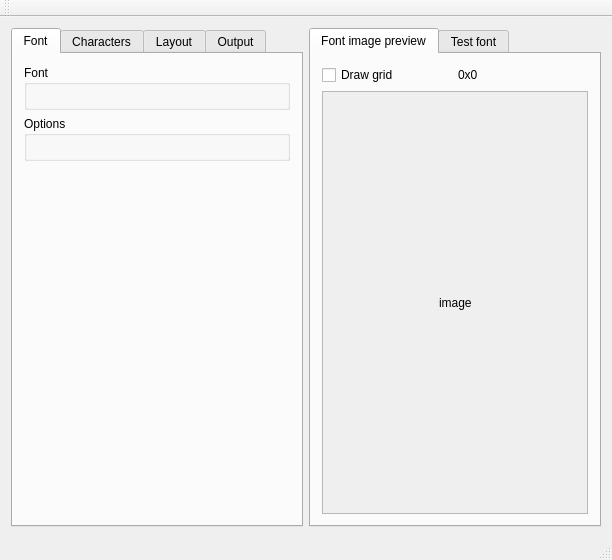
First picture: the form in fontbuilder.ui, repository andryblack/fontbuilder, before the edit.
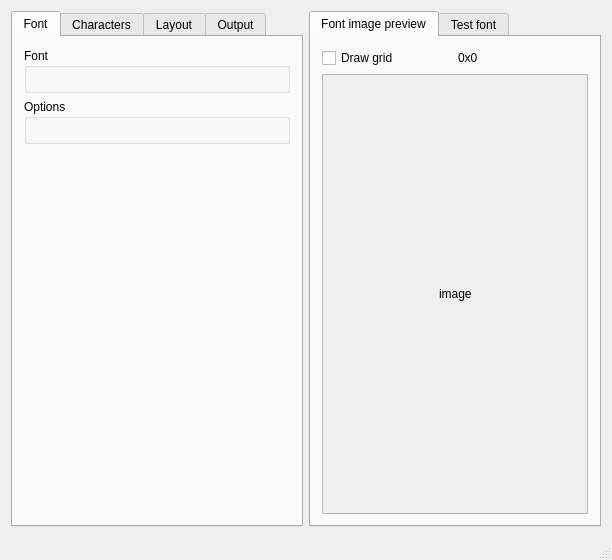
Second picture: the form after the edit. The open tabs and pages were chosen to show the change. Custom widgets are drawn as their Qt base class.

Commit message: remove useless

What changed in the file:
```diff
--- a/fontbuilder.ui
+++ b/fontbuilder.ui
@@ -203,8 +203,8 @@
             <rect>
              <x>0</x>
              <y>0</y>
-             <width>223</width>
-             <height>395</height>
+             <width>264</width>
+             <height>393</height>
             </rect>
            </property>
            <layout class="QGridLayout" name="gridLayout">
@@ -315,14 +315,6 @@
     </rect>
    </property>
   </widget>
-  <widget class="QToolBar" name="mainToolBar">
-   <attribute name="toolBarArea">
-    <enum>TopToolBarArea</enum>
-   </attribute>
-   <attribute name="toolBarBreak">
-    <bool>false</bool>
-   </attribute>
-  </widget>
   <widget class="QStatusBar" name="statusBar"/>
  </widget>
  <layoutdefault spacing="6" margin="11"/>
```
Left out of the diff: 4 changed lines with no effect on the pictures.
